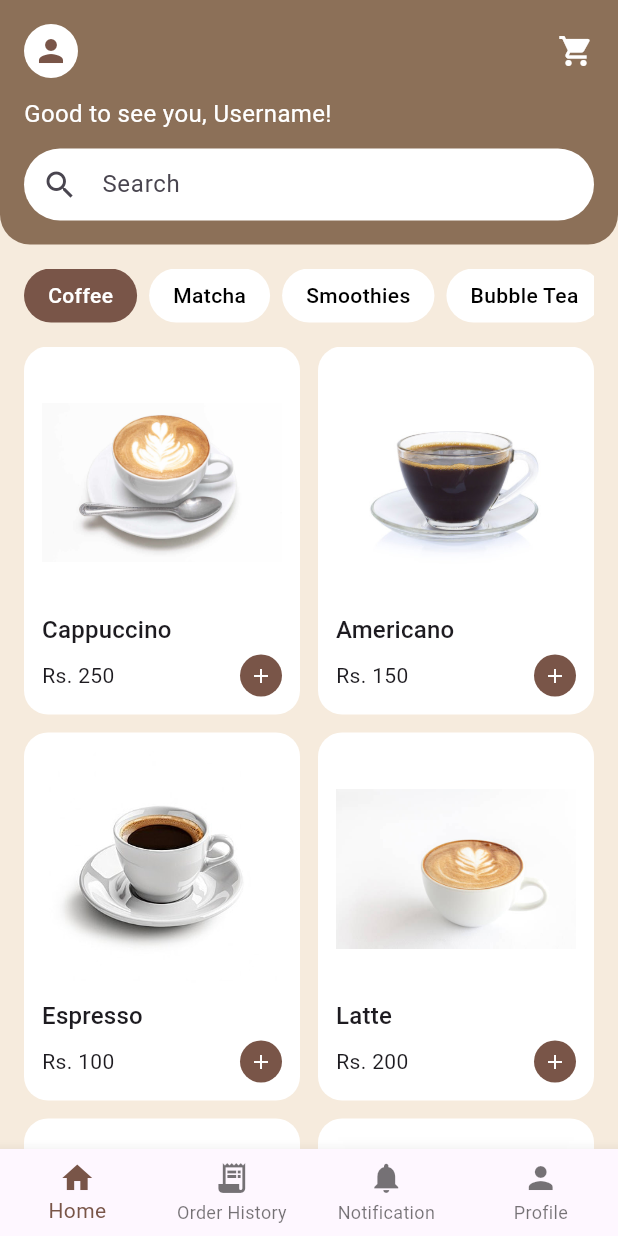
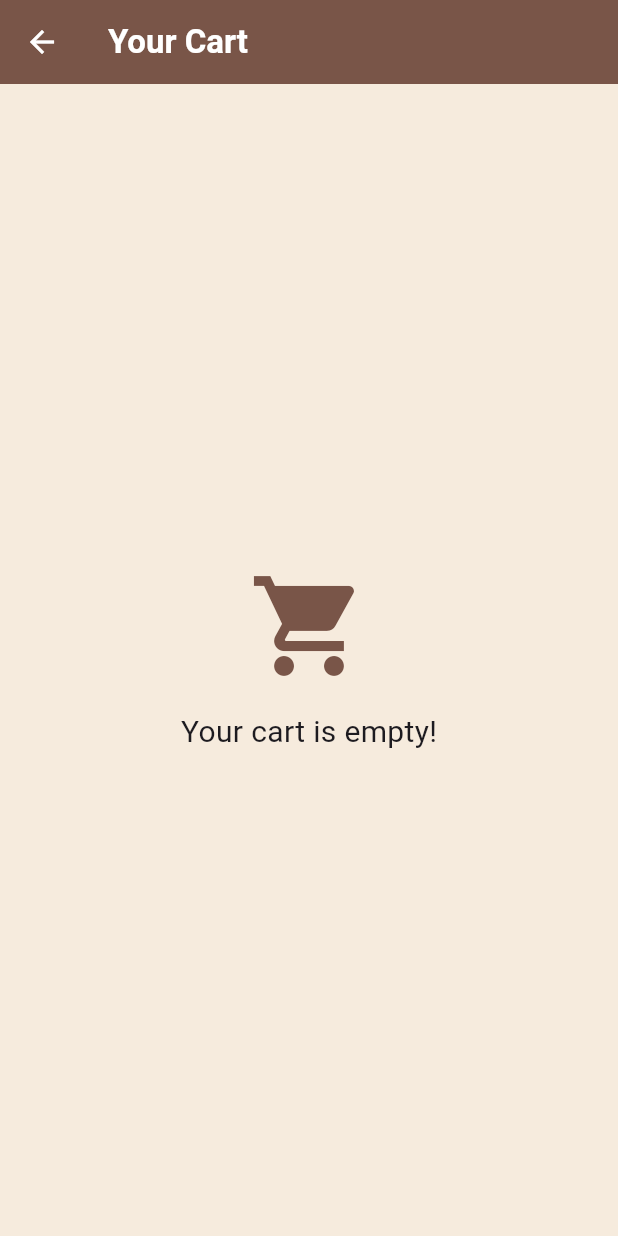
Before and after one commit to anshuyas/daisy_brew, a Flutter app: the HomeScreen screen opened by its route, after a tap on the "shopping cart" icon, on a phone screen of 412 x 824 dp. Run offline on Flutter 3.47's test engine with Material 3 defaults, Android fonts, the phone set to English and light mode, and no system bars; our stand-ins replace connectivity_plus, dartz, dio, equatable, flutter_riverpod, flutter_secure_storage and 5 more; missing offline and left inert: proximity_sensor, shake; accounts and stored records are empty; Roboto replaces fonts that are missing (Ubuntu).

Commit message:
added cart screen

```diff
--- a/lib/core/api/api_endpoints.dart
+++ b/lib/core/api/api_endpoints.dart
@@ -3,7 +3,7 @@ class ApiEndpoints {
 
   // static const String baseUrl = 'http://10.0.2.2:3000/api/v1';
   static const String baseUrl =
-      'http://192.168.55.204:3000/api/v1'; //for real device
+      'http://192.168.254.13:3000/api/v1'; //for real device
 
   static const Duration connectionTimeout = Duration(seconds: 30);
   static const Duration receiveTimeout = Duration(seconds: 30);
--- /dev/null
+++ b/lib/features/dashboard/presentation/pages/cart_screen.dart
@@ -0,0 +1,25 @@
+import 'package:flutter/material.dart';
+
+class CartScreen extends StatelessWidget {
+  const CartScreen({super.key});
+
+  @override
+  Widget build(BuildContext context) {
+    return Scaffold(
+      appBar: AppBar(
+        title: const Text('Your Cart'),
+        backgroundColor: Colors.brown,
+      ),
+      body: Center(
+        child: Column(
+          mainAxisAlignment: MainAxisAlignment.center,
+          children: const [
+            Icon(Icons.shopping_cart, size: 80, color: Colors.brown),
+            SizedBox(height: 16),
+            Text('Your cart is empty!', style: TextStyle(fontSize: 20)),
+          ],
+        ),
+      ),
+    );
+  }
+}
--- a/lib/features/dashboard/presentation/pages/home_screen.dart
+++ b/lib/features/dashboard/presentation/pages/home_screen.dart
@@ -1,4 +1,5 @@
 import 'dart:async';
+import 'package:daisy_brew/features/dashboard/presentation/pages/cart_screen.dart';
 import 'package:flutter/material.dart';
 import 'package:shake/shake.dart';
 import 'package:proximity_sensor/proximity_sensor.dart';
@@ -102,7 +103,12 @@ class _HomeScreenState extends State<HomeScreen> {
     });
   }
 
-  void _onCartTap() {}
+  void _onCartTap() {
+    Navigator.push(
+      context,
+      MaterialPageRoute(builder: (context) => CartScreen()),
+    );
+  }
 
   void _onBottomNavTap(int index) {
     if (index == bottomNavIndex) return;
```
Also changed, not shown: lib/features/auth/presentation/pages/login_screen.dart (+41 -2 lines), lib/features/auth/presentation/pages/signup_screen.dart (+32 -2 lines).
